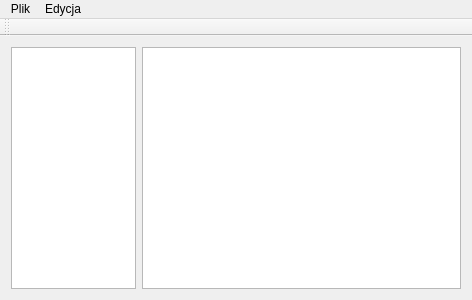
Old version of the form mainwindow.ui in the repository jakubwieczorek/Electronics.
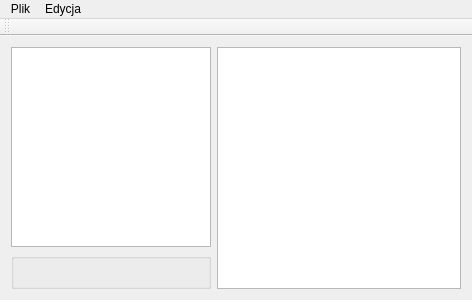
New version of the form.

The edit to the form file:
```diff
--- a/mainwindow.ui
+++ b/mainwindow.ui
@@ -15,19 +15,38 @@
   </property>
   <widget class="QWidget" name="centralWidget">
    <layout class="QGridLayout" name="gridLayout_2">
-    <item row="0" column="2">
-     <widget class="QGraphicsView" name="graphicsView"/>
-    </item>
-    <item row="0" column="0">
+    <item row="0" column="0" rowspan="2">
      <widget class="QListWidget" name="listWidget">
+      <property name="minimumSize">
+       <size>
+        <width>200</width>
+        <height>200</height>
+       </size>
+      </property>
       <property name="maximumSize">
        <size>
-        <width>125</width>
+        <width>200</width>
         <height>16777215</height>
        </size>
       </property>
      </widget>
     </item>
+    <item row="2" column="0">
+     <widget class="QGroupBox" name="groupBox">
+      <property name="maximumSize">
+       <size>
+        <width>200</width>
+        <height>200</height>
+       </size>
+      </property>
+      <property name="title">
+       <string/>
+      </property>
+     </widget>
+    </item>
+    <item row="0" column="1" rowspan="3">
+     <widget class="QGraphicsView" name="graphicsView"/>
+    </item>
    </layout>
   </widget>
   <widget class="QMenuBar" name="menuBar">
```
